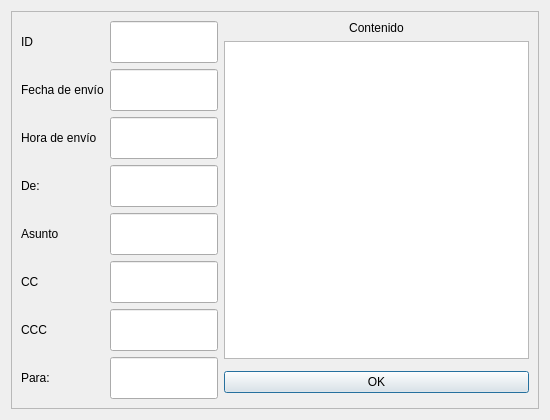
First picture: the form in vistaprevia.ui, repository roblescristian4722/lector_correo, before the edit.
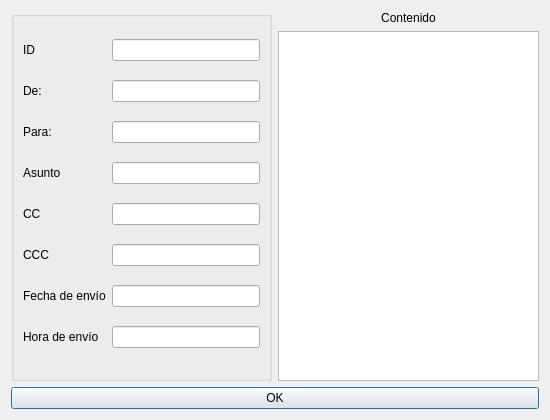
Second picture: the form after the edit.

The edit to the form file:
```diff
--- a/vistaprevia.ui
+++ b/vistaprevia.ui
@@ -14,23 +14,9 @@
    <string>Dialog</string>
   </property>
   <layout class="QGridLayout" name="gridLayout">
-   <item row="0" column="0">
-    <widget class="QFrame" name="frame">
-     <property name="frameShape">
-      <enum>QFrame::StyledPanel</enum>
-     </property>
-     <property name="frameShadow">
-      <enum>QFrame::Raised</enum>
-     </property>
-     <layout class="QGridLayout" name="gridLayout_2">
-      <item row="4" column="2">
-       <widget class="QPushButton" name="okPB">
-        <property name="text">
-         <string>OK</string>
-        </property>
-       </widget>
-      </item>
-      <item row="1" column="2">
+   <item row="0" column="1">
+    <layout class="QVBoxLayout" name="verticalLayout">
+     <item>
        <widget class="QLabel" name="contenidoL">
         <property name="text">
          <string>Contenido</string>
@@ -40,191 +26,146 @@
         </property>
        </widget>
       </item>
-      <item row="1" column="0" rowspan="5" colspan="2">
-       <layout class="QHBoxLayout" name="horizontalLayout">
         <item>
-         <layout class="QVBoxLayout" name="verticalLayout_2">
-          <item>
-           <widget class="QLabel" name="idL">
-            <property name="text">
-             <string>ID</string>
-            </property>
-            <property name="alignment">
-             <set>Qt::AlignLeading|Qt::AlignLeft|Qt::AlignVCenter</set>
+      <widget class="QTextBrowser" name="contenidoLE">
+       <property name="enabled">
+        <bool>true</bool>
+       </property>
+       <property name="sizePolicy">
+        <sizepolicy hsizetype="Expanding" vsizetype="Expanding">
+         <horstretch>0</horstretch>
+         <verstretch>100</verstretch>
+        </sizepolicy>
             </property>
            </widget>
           </item>
-          <item>
-           <widget class="QLabel" name="fechaL">
+    </layout>
+   </item>
+   <item row="1" column="0" colspan="2">
+    <widget class="QPushButton" name="okPB">
             <property name="text">
-             <string>Fecha de envío</string>
+      <string>OK</string>
             </property>
            </widget>
           </item>
-          <item>
+   <item row="0" column="0">
+    <widget class="QGroupBox" name="LineEditGroupBox">
+     <property name="title">
+      <string/>
+     </property>
+     <layout class="QGridLayout" name="gridLayout_2">
+      <item row="2" column="0">
+       <widget class="QLabel" name="desL">
+        <property name="text">
+         <string>Para:</string>
+        </property>
+       </widget>
+      </item>
+      <item row="6" column="1">
+       <widget class="QLineEdit" name="fechaLE">
+        <property name="readOnly">
+         <bool>true</bool>
+        </property>
+       </widget>
+      </item>
+      <item row="7" column="0">
            <widget class="QLabel" name="horaL">
             <property name="text">
              <string>Hora de envío</string>
             </property>
            </widget>
           </item>
-          <item>
-           <widget class="QLabel" name="remL">
-            <property name="text">
-             <string>De:</string>
+      <item row="5" column="1">
+       <widget class="QLineEdit" name="CCCLE">
+        <property name="readOnly">
+         <bool>true</bool>
             </property>
            </widget>
           </item>
-          <item>
+      <item row="3" column="0">
            <widget class="QLabel" name="asuntoL">
             <property name="text">
              <string>Asunto</string>
             </property>
            </widget>
           </item>
-          <item>
-           <widget class="QLabel" name="CCL">
-            <property name="text">
-             <string>CC</string>
-            </property>
-           </widget>
-          </item>
-          <item>
+      <item row="5" column="0">
            <widget class="QLabel" name="CCCL">
             <property name="text">
              <string>CCC</string>
             </property>
            </widget>
           </item>
-          <item>
-           <widget class="QLabel" name="desL">
-            <property name="text">
-             <string>Para:</string>
-            </property>
-           </widget>
-          </item>
-         </layout>
-        </item>
-        <item>
-         <layout class="QVBoxLayout" name="verticalLayout">
-          <item>
+      <item row="0" column="1">
            <widget class="QLineEdit" name="idLE">
-            <property name="sizePolicy">
-             <sizepolicy hsizetype="Expanding" vsizetype="Preferred">
-              <horstretch>0</horstretch>
-              <verstretch>0</verstretch>
-             </sizepolicy>
-            </property>
             <property name="readOnly">
              <bool>true</bool>
             </property>
            </widget>
           </item>
-          <item>
-           <widget class="QLineEdit" name="fechaLE">
-            <property name="sizePolicy">
-             <sizepolicy hsizetype="Expanding" vsizetype="Preferred">
-              <horstretch>0</horstretch>
-              <verstretch>0</verstretch>
-             </sizepolicy>
-            </property>
-            <property name="readOnly">
-             <bool>true</bool>
+      <item row="0" column="0">
+       <widget class="QLabel" name="idL">
+        <property name="text">
+         <string>ID</string>
+        </property>
+        <property name="alignment">
+         <set>Qt::AlignLeading|Qt::AlignLeft|Qt::AlignVCenter</set>
             </property>
            </widget>
           </item>
-          <item>
-           <widget class="QLineEdit" name="horaLE">
-            <property name="sizePolicy">
-             <sizepolicy hsizetype="Expanding" vsizetype="Preferred">
-              <horstretch>0</horstretch>
-              <verstretch>0</verstretch>
-             </sizepolicy>
-            </property>
-            <property name="readOnly">
-             <bool>true</bool>
-            </property>
-           </widget>
-          </item>
-          <item>
+      <item row="1" column="1">
            <widget class="QLineEdit" name="remLE">
-            <property name="sizePolicy">
-             <sizepolicy hsizetype="Expanding" vsizetype="Preferred">
-              <horstretch>0</horstretch>
-              <verstretch>0</verstretch>
-             </sizepolicy>
-            </property>
             <property name="readOnly">
              <bool>true</bool>
             </property>
            </widget>
           </item>
-          <item>
-           <widget class="QLineEdit" name="desLE">
-            <property name="sizePolicy">
-             <sizepolicy hsizetype="Expanding" vsizetype="Preferred">
-              <horstretch>0</horstretch>
-              <verstretch>0</verstretch>
-             </sizepolicy>
-            </property>
-            <property name="readOnly">
-             <bool>true</bool>
-            </property>
-           </widget>
-          </item>
-          <item>
+      <item row="4" column="1">
            <widget class="QLineEdit" name="CCLE">
-            <property name="sizePolicy">
-             <sizepolicy hsizetype="Expanding" vsizetype="Preferred">
-              <horstretch>0</horstretch>
-              <verstretch>0</verstretch>
-             </sizepolicy>
-            </property>
             <property name="readOnly">
              <bool>true</bool>
             </property>
            </widget>
           </item>
-          <item>
-           <widget class="QLineEdit" name="CCCLE">
-            <property name="sizePolicy">
-             <sizepolicy hsizetype="Expanding" vsizetype="Preferred">
-              <horstretch>0</horstretch>
-              <verstretch>0</verstretch>
-             </sizepolicy>
-            </property>
+      <item row="4" column="0">
+       <widget class="QLabel" name="CCL">
+        <property name="text">
+         <string>CC</string>
+        </property>
+       </widget>
+      </item>
+      <item row="1" column="0">
+       <widget class="QLabel" name="remL">
+        <property name="text">
+         <string>De:</string>
+        </property>
+       </widget>
+      </item>
+      <item row="7" column="1">
+       <widget class="QLineEdit" name="horaLE">
             <property name="readOnly">
              <bool>true</bool>
             </property>
            </widget>
           </item>
-          <item>
+      <item row="2" column="1">
+       <widget class="QLineEdit" name="desLE">
+        <property name="readOnly">
+         <bool>true</bool>
+        </property>
+       </widget>
+      </item>
+      <item row="3" column="1">
            <widget class="QLineEdit" name="asuntoLE">
-            <property name="sizePolicy">
-             <sizepolicy hsizetype="Expanding" vsizetype="Preferred">
-              <horstretch>0</horstretch>
-              <verstretch>0</verstretch>
-             </sizepolicy>
-            </property>
             <property name="readOnly">
              <bool>true</bool>
             </property>
            </widget>
           </item>
-         </layout>
-        </item>
-       </layout>
-      </item>
-      <item row="2" column="2">
-       <widget class="QTextBrowser" name="contenidoLE">
-        <property name="enabled">
-         <bool>true</bool>
-        </property>
-        <property name="sizePolicy">
-         <sizepolicy hsizetype="Expanding" vsizetype="Expanding">
-          <horstretch>0</horstretch>
-          <verstretch>100</verstretch>
-         </sizepolicy>
+      <item row="6" column="0">
+       <widget class="QLabel" name="fechaL">
+        <property name="text">
+         <string>Fecha de envío</string>
         </property>
        </widget>
       </item>
```
Lines whose indentation alone changed are shown as unchanged.
